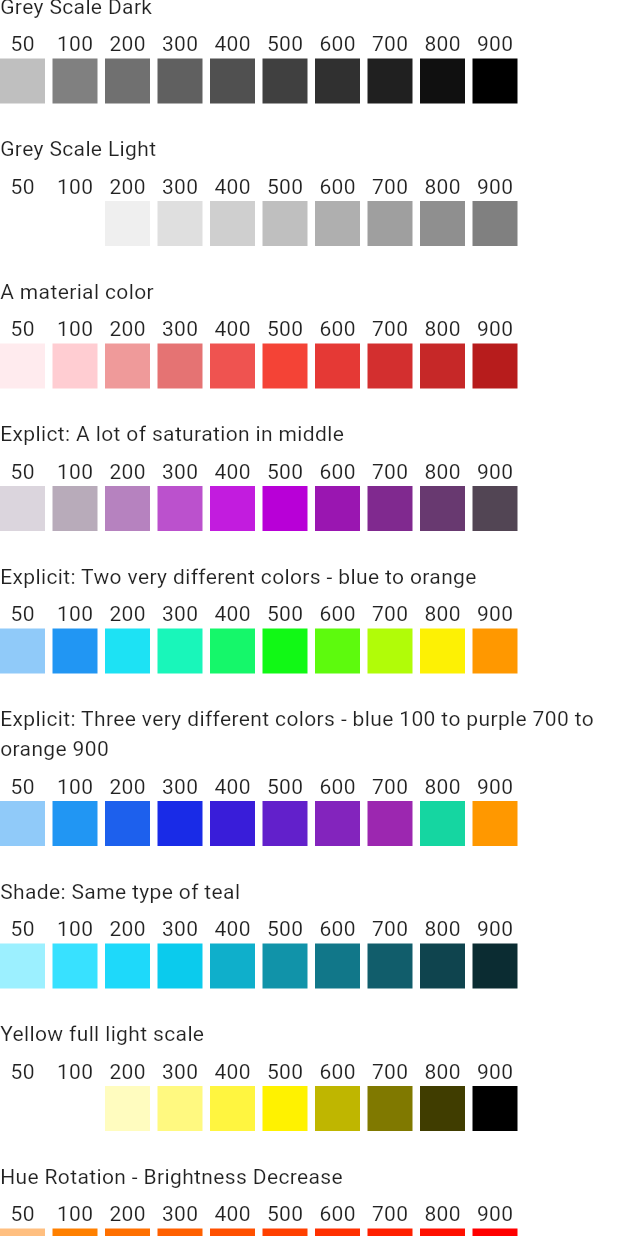
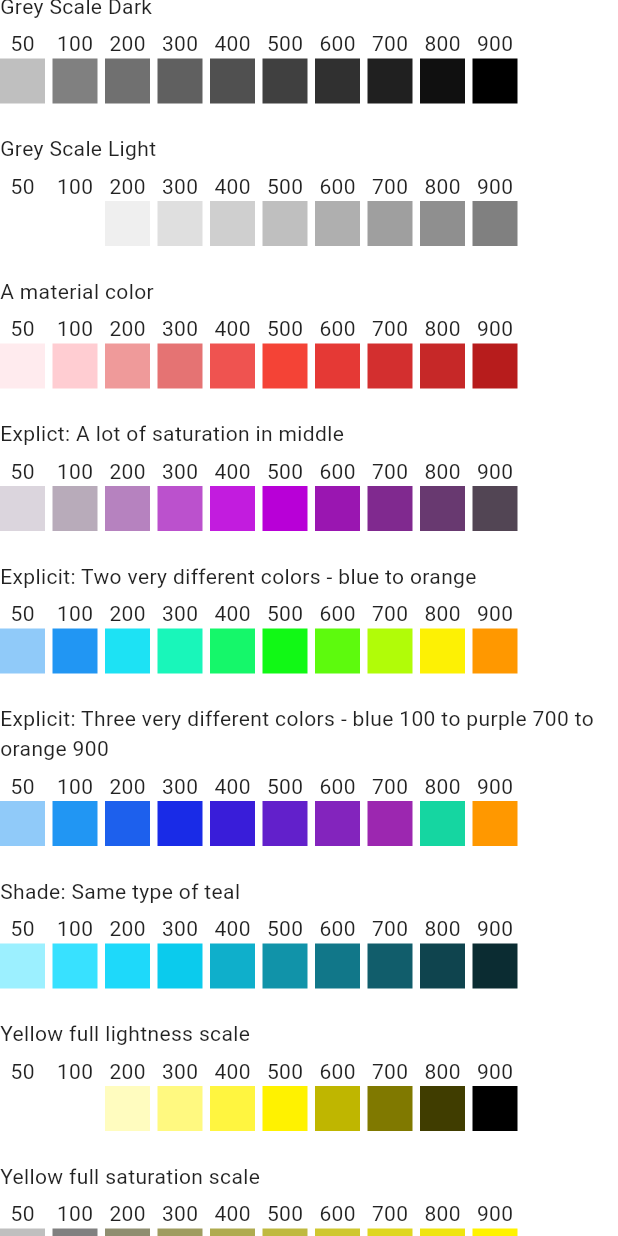
Before and after one commit to mcmah309/wind_ui, a Flutter app: the Color2Test widget shown alone on an empty page, opened directly, scrolled down 576 dp, on a phone screen of 412 x 824 dp. Run offline on Flutter 3.47's test engine with Material 3 defaults, Android fonts, the phone set to English and light mode, and no system bars.

Commit message:
feat: Add full saturation scale

```diff
--- a/example/lib/main.dart
+++ b/example/lib/main.dart
@@ -261,10 +261,11 @@ class Color2Test extends StatelessWidget {
             test(
                 Color2.shade(
                     hue: 189,
-                    lightestShade: SL(saturation: 1, lightness: 0.61),
-                    darkestShade: SL(saturation: 0.64, lightness: 0.12)),
+                    lightestShade: const SL(saturation: 1, lightness: 0.61),
+                    darkestShade: const SL(saturation: 0.64, lightness: 0.12)),
                 "Shade: Same type of teal"),
-            test(Color2.fullLightScale(57), "Yellow full light scale"),
+            test(Color2.fullLightScale(57), "Yellow full lightness scale"),
+            test(Color2.fullSaturationScale(57), "Yellow full saturation scale"),
             test(
                 Color2.explict(
                     shade100: const HSLColor.fromAHSL(1, 30, 1, 0.5),
--- a/lib/src/wind_ui.dart
+++ b/lib/src/wind_ui.dart
@@ -446,7 +446,17 @@ class Color2 extends MaterialColor {
     return Color2.shade(
         hue: hue,
         lightestShade: SL(saturation: saturation, lightness: 1),
-        darkestShade: SL(saturation: saturation, lightness: 0));
+        darkestShade: SL(saturation: saturation, lightness: 0),
+        label: label);
+  }
+
+  /// A color defined by interpolation the entire lightness scale.
+  factory Color2.fullSaturationScale(double hue, {double lightness = 0.5, String? label}) {
+    return Color2.shade(
+        hue: hue,
+        lightestShade: SL(saturation: 0, lightness: lightness),
+        darkestShade: SL(saturation: 1, lightness: lightness),
+        label: label);
   }
 
   factory Color2.material(MaterialColor material, {String? label}) {
```
